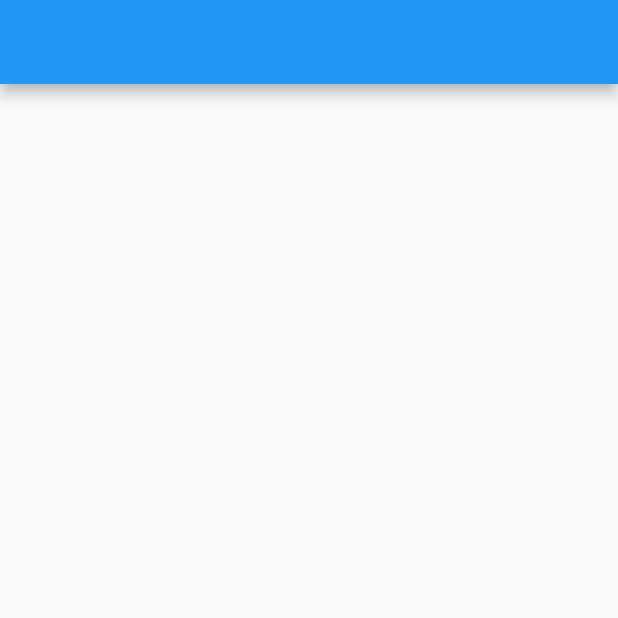
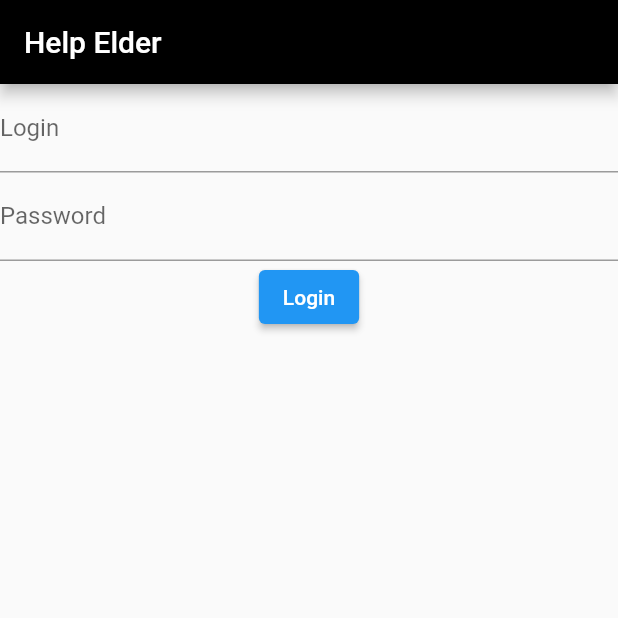
Before and after one commit to ReidakaiMFZ/help-elder, a Flutter app: the screen it shows after launch, on a phone screen of 412 x 824 dp, the top half of it. Run offline on Flutter 3.47's test engine with Material 2 defaults, Android fonts, the phone set to English and light mode, and no system bars.

Commit message:
added a login main page

```diff
--- a/help_elder/lib/main.dart
+++ b/help_elder/lib/main.dart
@@ -1,4 +1,6 @@
 import 'package:flutter/material.dart';
+// ignore_for_file: prefer_const_constructors
+// ignore_for_file: prefer_const_literals_to_create_immutables
 
 void main() {
   runApp(const MyApp());
@@ -11,7 +13,30 @@ class MyApp extends StatelessWidget {
   Widget build(BuildContext context) {
     return MaterialApp(
       home: Scaffold(
-        appBar: AppBar(),
+        appBar: AppBar(
+          title: const Text('Help Elder'),
+          backgroundColor: Colors.black,
+        ),
+        body: Column(
+          children: [
+            TextField(
+              decoration: const InputDecoration(
+                labelText: 'Login',
+              ),
+            ),
+            TextField(
+              decoration: const InputDecoration(
+                labelText: 'Password',
+              ),
+            ),
+            ElevatedButton(
+              child: const Text('Login'),
+              onPressed: () {
+                Navigator.pushNamed(context, '/home');
+              },
+            ),
+          ],
+        ),
       ),
     );
   }
```
